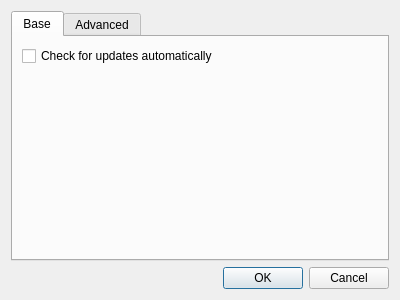
The window that HsmMan/settings_dlg.ui (jykim74/CryptokiMan) describes before a commit, drawn with Qt 5.
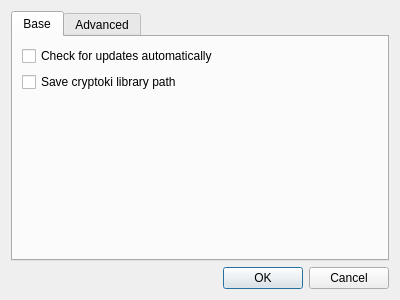
The same window after the commit. The open tabs and pages were chosen to show the change.

Diff of the .ui file:
```diff
--- a/HsmMan/settings_dlg.ui
+++ b/HsmMan/settings_dlg.ui
@@ -31,6 +31,13 @@
          </property>
         </widget>
        </item>
+       <item>
+        <widget class="QCheckBox" name="mSaveLibPathCheck">
+         <property name="text">
+          <string>Save cryptoki library path</string>
+         </property>
+        </widget>
+       </item>
        <item>
         <spacer name="verticalSpacer">
          <property name="orientation">
```
Left out of the diff: 2 changed lines with no effect on the pictures.
